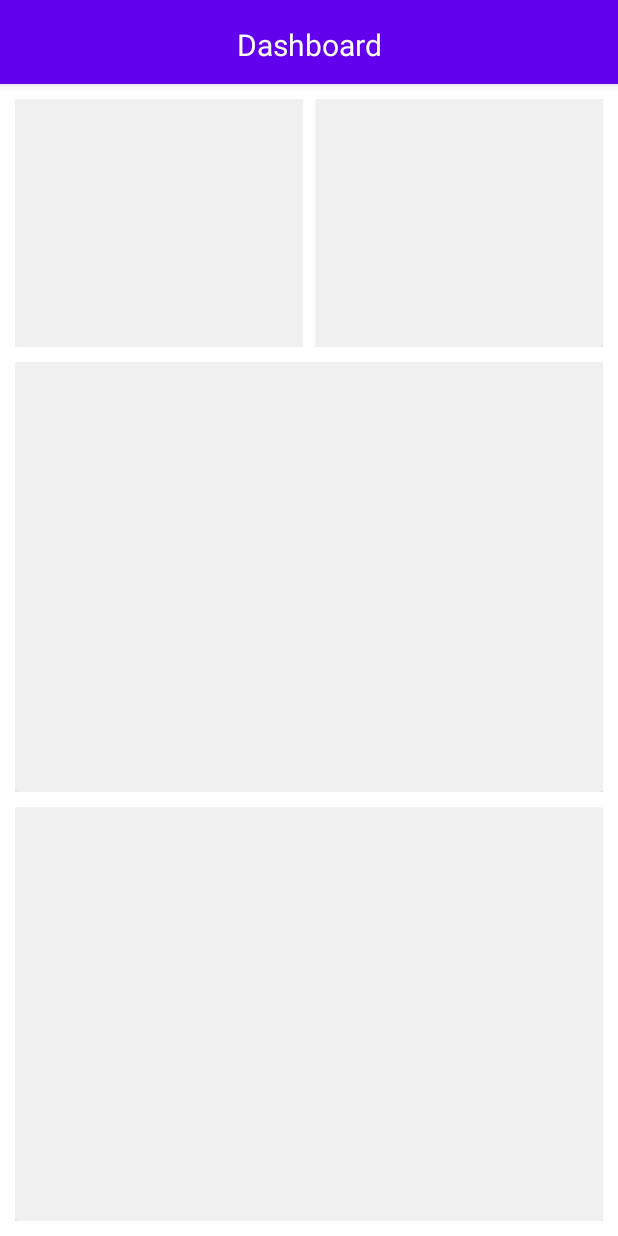
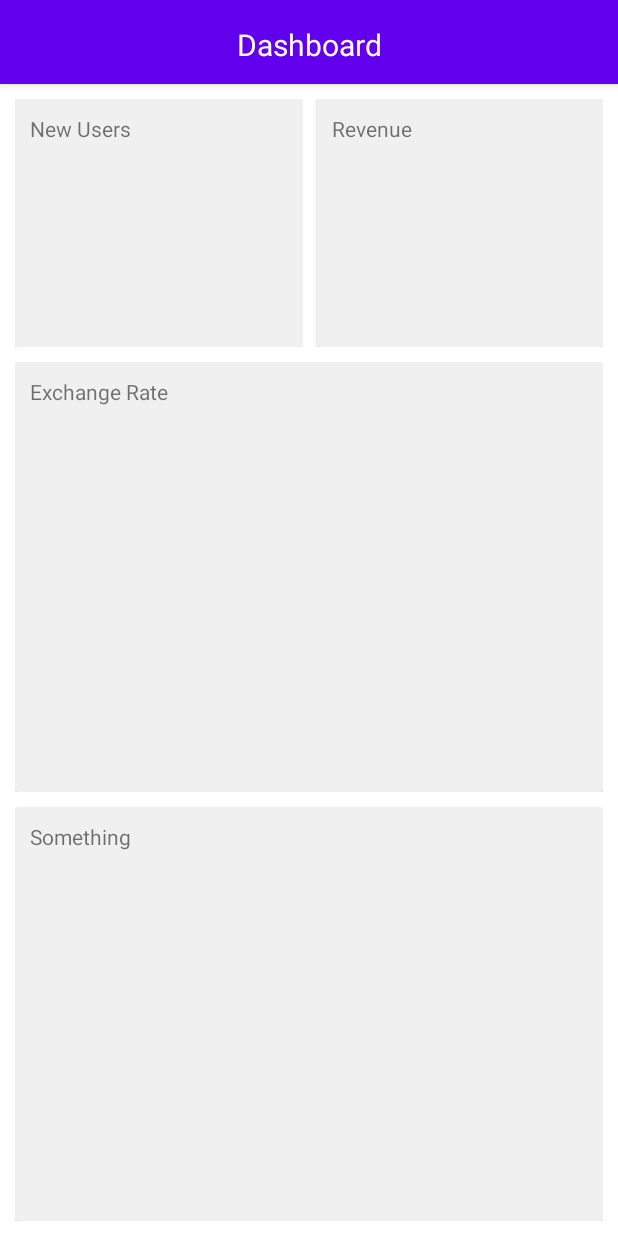
Before and after one commit to Inon-Sinn/Tradoid, an Android app: the layout activity_dashboard.xml on its own in the app's theme, with its tools: preview values and no code run, on a phone screen of 412 x 824 dp. Run offline under Robolectric (Android 15) with nearby library versions, the phone set to English and light mode, and no system bars.

Commit message:
Foundation: Finishing touches

```diff
--- a/app/src/main/java/com/example/tradoid/Status_Page.java
+++ b/app/src/main/java/com/example/tradoid/Status_Page.java
@@ -4,6 +4,7 @@ import androidx.annotation.NonNull;
 import androidx.appcompat.app.AppCompatActivity;
 import androidx.appcompat.widget.Toolbar;
 import androidx.lifecycle.ViewModelProvider;
+import androidx.recyclerview.widget.DividerItemDecoration;
 import androidx.recyclerview.widget.LinearLayoutManager;
 import androidx.recyclerview.widget.RecyclerView;
 
@@ -65,6 +66,8 @@ public class Status_Page extends AppCompatActivity {
         // Creating the Recycle View - the list
         RecyclerView recyclerView = findViewById(R.id.recyclerView_status_page);
         recyclerView.setLayoutManager(new LinearLayoutManager(this));
+        // https://stackoverflow.com/questions/31242812/how-can-a-divider-line-be-added-in-an-android-recyclerview
+        recyclerView.addItemDecoration(new DividerItemDecoration(recyclerView.getContext(), DividerItemDecoration.VERTICAL));
 
         // Calling the Adapter
         status_RecyleView_Adapter adapter = new status_RecyleView_Adapter(this, data,stock_count,colors,false);
--- a/app/src/main/java/com/example/tradoid/User_Status.java
+++ b/app/src/main/java/com/example/tradoid/User_Status.java
@@ -3,6 +3,7 @@ package com.example.tradoid;
 import androidx.appcompat.app.AppCompatActivity;
 import androidx.appcompat.widget.Toolbar;
 import androidx.lifecycle.ViewModelProvider;
+import androidx.recyclerview.widget.DividerItemDecoration;
 import androidx.recyclerview.widget.LinearLayoutManager;
 import androidx.recyclerview.widget.RecyclerView;
 
@@ -79,6 +80,8 @@ public class User_Status extends AppCompatActivity {
         // Creating the Recycle View - the list
         RecyclerView recyclerView = findViewById(R.id.recyclerView_user_status);
         recyclerView.setLayoutManager(new LinearLayoutManager(this));
+        // https://stackoverflow.com/questions/31242812/how-can-a-divider-line-be-added-in-an-android-recyclerview
+        recyclerView.addItemDecoration(new DividerItemDecoration(recyclerView.getContext(), DividerItemDecoration.VERTICAL));
 
         // Calling the Adapter
         status_RecyleView_Adapter adapter = new status_RecyleView_Adapter(this, data,stock_count,colors,false);
--- a/app/src/main/java/com/example/tradoid/fragments/Banned_users.java
+++ b/app/src/main/java/com/example/tradoid/fragments/Banned_users.java
@@ -4,6 +4,7 @@ import android.os.Bundle;
 
 import androidx.fragment.app.Fragment;
 import androidx.lifecycle.ViewModelProvider;
+import androidx.recyclerview.widget.DividerItemDecoration;
 import androidx.recyclerview.widget.LinearLayoutManager;
 import androidx.recyclerview.widget.RecyclerView;
 
@@ -36,6 +37,8 @@ public class Banned_users extends Fragment {
         // Creating the Recycle View - the list
         recyclerView = view.findViewById(R.id.recyclerView_banned_users);
         recyclerView.setLayoutManager(new LinearLayoutManager(this.getContext()));
+        // https://stackoverflow.com/questions/31242812/how-can-a-divider-line-be-added-in-an-android-recyclerview
+        recyclerView.addItemDecoration(new DividerItemDecoration(recyclerView.getContext(), DividerItemDecoration.VERTICAL));
 
         // Calling the Adapter
         adapter = new User_List_RecycleView_Adapter(getActivity(),view_model.getData_list());
--- a/app/src/main/java/com/example/tradoid/fragments/Portfolio.java
+++ b/app/src/main/java/com/example/tradoid/fragments/Portfolio.java
@@ -4,6 +4,7 @@ import android.os.Bundle;
 
 import androidx.fragment.app.Fragment;
 import androidx.lifecycle.ViewModelProvider;
+import androidx.recyclerview.widget.DividerItemDecoration;
 import androidx.recyclerview.widget.LinearLayoutManager;
 import androidx.recyclerview.widget.RecyclerView;
 
@@ -37,6 +38,8 @@ public class Portfolio extends Fragment {
         // Creating the Recycle View - the list
         recyclerView = view.findViewById(R.id.recyclerView_portfolio);
         recyclerView.setLayoutManager(new LinearLayoutManager(this.getContext()));
+        // https://stackoverflow.com/questions/31242812/how-can-a-divider-line-be-added-in-an-android-recyclerview
+        recyclerView.addItemDecoration(new DividerItemDecoration(recyclerView.getContext(), DividerItemDecoration.VERTICAL));
 
         // Calling the Adapter
         adapter = new Stock_Market_RecycleView_Adapter(getActivity(),view_model.getData_list());
--- a/app/src/main/java/com/example/tradoid/fragments/Stock.java
+++ b/app/src/main/java/com/example/tradoid/fragments/Stock.java
@@ -4,6 +4,7 @@ import android.os.Bundle;
 
 import androidx.fragment.app.Fragment;
 import androidx.lifecycle.ViewModelProvider;
+import androidx.recyclerview.widget.DividerItemDecoration;
 import androidx.recyclerview.widget.LinearLayoutManager;
 import androidx.recyclerview.widget.RecyclerView;
 
@@ -36,10 +37,13 @@ public class Stock extends Fragment{
         // Creating the Recycle View - the list
         recyclerView = view.findViewById(R.id.recyclerView_stock);
         recyclerView.setLayoutManager(new LinearLayoutManager(this.getContext()));
+        // https://stackoverflow.com/questions/31242812/how-can-a-divider-line-be-added-in-an-android-recyclerview
+        recyclerView.addItemDecoration(new DividerItemDecoration(recyclerView.getContext(), DividerItemDecoration.VERTICAL));
 
         // Calling the Adapter
         adapter = new Stock_Market_RecycleView_Adapter(getActivity(),view_model.getData_list());
         recyclerView.setAdapter(adapter);
+
 
         return view;
     }
--- a/app/src/main/java/com/example/tradoid/fragments/Users.java
+++ b/app/src/main/java/com/example/tradoid/fragments/Users.java
@@ -4,6 +4,7 @@ import android.os.Bundle;
 
 import androidx.fragment.app.Fragment;
 import androidx.lifecycle.ViewModelProvider;
+import androidx.recyclerview.widget.DividerItemDecoration;
 import androidx.recyclerview.widget.LinearLayoutManager;
 import androidx.recyclerview.widget.RecyclerView;
 
@@ -36,6 +37,8 @@ public class Users extends Fragment {
         // Creating the Recycle View - the list
         recyclerView = view.findViewById(R.id.recyclerView_users);
         recyclerView.setLayoutManager(new LinearLayoutManager(this.getContext()));
+        // https://stackoverflow.com/questions/31242812/how-can-a-divider-line-be-added-in-an-android-recyclerview
+        recyclerView.addItemDecoration(new DividerItemDecoration(recyclerView.getContext(), DividerItemDecoration.VERTICAL));
 
         // Calling the Adapter
         adapter = new User_List_RecycleView_Adapter(getActivity(),view_model.getData_list());
--- a/app/src/main/java/com/example/tradoid/fragments/Watchlist.java
+++ b/app/src/main/java/com/example/tradoid/fragments/Watchlist.java
@@ -4,6 +4,7 @@ import android.os.Bundle;
 
 import androidx.fragment.app.Fragment;
 import androidx.lifecycle.ViewModelProvider;
+import androidx.recyclerview.widget.DividerItemDecoration;
 import androidx.recyclerview.widget.LinearLayoutManager;
 import androidx.recyclerview.widget.RecyclerView;
 
@@ -37,6 +38,8 @@ public class Watchlist extends Fragment {
         // Creating the Recycle View - the list
         recyclerView = view.findViewById(R.id.recyclerView_watchlist);
         recyclerView.setLayoutManager(new LinearLayoutManager(this.getContext()));
+        // https://stackoverflow.com/questions/31242812/how-can-a-divider-line-be-added-in-an-android-recyclerview
+        recyclerView.addItemDecoration(new DividerItemDecoration(recyclerView.getContext(), DividerItemDecoration.VERTICAL));
 
         // Calling the Adapter
         adapter = new Stock_Market_RecycleView_Adapter(getActivity(),view_model.getData_list());
--- /dev/null
+++ b/app/src/main/res/drawable/ic_bookmark_add.xml
@@ -0,0 +1,5 @@
+<vector android:height="24dp" android:tint="#000000"
+    android:viewportHeight="24" android:viewportWidth="24"
+    android:width="24dp" xmlns:android="http://schemas.android.com/apk/res/android">
+    <path android:fillColor="@android:color/white" android:pathData="M21,7h-2v2h-2V7h-2V5h2V3h2v2h2V7zM19,21l-7,-3l-7,3V5c0,-1.1 0.9,-2 2,-2l7,0c-0.63,0.84 -1,1.87 -1,3c0,2.76 2.24,5 5,5c0.34,0 0.68,-0.03 1,-0.1V21z"/>
+</vector>
--- a/app/src/main/res/layout/activity_dashboard.xml
+++ b/app/src/main/res/layout/activity_dashboard.xml
@@ -67,7 +67,23 @@
             android:layout_weight="1"
             app:cardBackgroundColor="#F0F0F0"
             app:cardElevation="2dp"
-            app:cardMaxElevation="2dp" />
+            app:cardMaxElevation="2dp" >
+
+            <androidx.constraintlayout.widget.ConstraintLayout
+                android:layout_width="match_parent"
+                android:layout_height="match_parent">
+
+                <TextView
+                    android:id="@+id/textView11"
+                    android:layout_width="wrap_content"
+                    android:layout_height="wrap_content"
+                    android:layout_marginStart="10dp"
+                    android:layout_marginTop="10dp"
+                    android:text="New Users"
+                    app:layout_constraintStart_toStartOf="parent"
+                    app:layout_constraintTop_toTopOf="parent" />
+            </androidx.constraintlayout.widget.ConstraintLayout>
+        </androidx.cardview.widget.CardView>
 
         <androidx.cardview.widget.CardView
             android:layout_width="match_parent"
@@ -76,7 +92,23 @@
             android:layout_weight="1"
             app:cardBackgroundColor="#F0F0F0"
             app:cardElevation="2dp"
-            app:cardMaxElevation="2dp" />
+            app:cardMaxElevation="2dp" >
+
+            <androidx.constraintlayout.widget.ConstraintLayout
+                android:layout_width="match_parent"
+                android:layout_height="match_parent">
+
+                <TextView
+                    android:id="@+id/textView12"
+                    android:layout_width="wrap_content"
+                    android:layout_height="wrap_content"
+                    android:layout_marginStart="10dp"
+                    android:layout_marginTop="10dp"
+                    android:text="Revenue"
+                    app:layout_constraintStart_toStartOf="parent"
+                    app:layout_constraintTop_toTopOf="parent" />
+            </androidx.constraintlayout.widget.ConstraintLayout>
+        </androidx.cardview.widget.CardView>
     </LinearLayout>
 
     <LinearLayout
@@ -95,7 +127,23 @@
         <androidx.cardview.widget.CardView
             android:layout_width="match_parent"
             android:layout_height="match_parent"
-            app:cardBackgroundColor="#F0F0F0" />
+            app:cardBackgroundColor="#F0F0F0" >
+
+            <androidx.constraintlayout.widget.ConstraintLayout
+                android:layout_width="match_parent"
+                android:layout_height="match_parent">
+
+                <TextView
+                    android:id="@+id/textView13"
+                    android:layout_width="wrap_content"
+                    android:layout_height="wrap_content"
+                    android:layout_marginStart="10dp"
+                    android:layout_marginTop="10dp"
+                    android:text="Exchange Rate"
+                    app:layout_constraintStart_toStartOf="parent"
+                    app:layout_constraintTop_toTopOf="parent" />
+            </androidx.constraintlayout.widget.ConstraintLayout>
+        </androidx.cardview.widget.CardView>
     </LinearLayout>
 
     <LinearLayout
@@ -112,7 +160,23 @@
         <androidx.cardview.widget.CardView
             android:layout_width="match_parent"
             android:layout_height="match_parent"
-            app:cardBackgroundColor="#F0F0F0" />
+            app:cardBackgroundColor="#F0F0F0" >
+
+            <androidx.constraintlayout.widget.ConstraintLayout
+                android:layout_width="match_parent"
+                android:layout_height="match_parent">
+
+                <TextView
+                    android:id="@+id/textView14"
+                    android:layout_width="wrap_content"
+                    android:layout_height="wrap_content"
+                    android:layout_marginStart="10dp"
+                    android:layout_marginTop="10dp"
+                    android:text="Something"
+                    app:layout_constraintStart_toStartOf="parent"
+                    app:layout_constraintTop_toTopOf="parent" />
+            </androidx.constraintlayout.widget.ConstraintLayout>
+        </androidx.cardview.widget.CardView>
     </LinearLayout>
 
 </androidx.constraintlayout.widget.ConstraintLayout>
--- a/app/src/main/res/layout/status_row.xml
+++ b/app/src/main/res/layout/status_row.xml
@@ -4,7 +4,6 @@
     xmlns:tools="http://schemas.android.com/tools"
     android:layout_width="match_parent"
     android:layout_height="wrap_content"
-    android:layout_margin="10dp"
     android:id="@+id/status_row_layout">
 
     <androidx.cardview.widget.CardView
@@ -64,7 +63,7 @@
                 android:id="@+id/status_row_color_dot"
                 android:layout_width="10dp"
                 android:layout_height="wrap_content"
-                android:layout_marginEnd="100dp"
+                android:layout_marginEnd="110dp"
                 app:layout_constraintBottom_toBottomOf="@+id/status_row_tv_stocks"
                 app:layout_constraintEnd_toEndOf="parent"
                 app:layout_constraintTop_toTopOf="@+id/status_row_tv_usd"
--- a/app/src/main/res/layout/stock_row.xml
+++ b/app/src/main/res/layout/stock_row.xml
@@ -4,8 +4,7 @@
     xmlns:tools="http://schemas.android.com/tools"
     android:id="@+id/stock_row_layout"
     android:layout_width="match_parent"
-    android:layout_height="wrap_content"
-    android:layout_margin="10dp">
+    android:layout_height="wrap_content">
 
     <androidx.cardview.widget.CardView
         android:layout_width="0dp"
--- a/app/src/main/res/layout/user_row.xml
+++ b/app/src/main/res/layout/user_row.xml
@@ -4,8 +4,7 @@
     xmlns:tools="http://schemas.android.com/tools"
     android:id="@+id/user_row_layout"
     android:layout_width="match_parent"
-    android:layout_height="wrap_content"
-    android:layout_margin="10dp">
+    android:layout_height="wrap_content">
 
     <androidx.cardview.widget.CardView
         android:layout_width="match_parent"
```
Also changed, not shown: app/src/main/res/layout/activity_status_page.xml (+11 -0 lines), app/src/main/res/layout/activity_stock_page.xml (+12 -2 lines), app/src/main/res/layout/activity_user_status.xml (+11 -0 lines).
